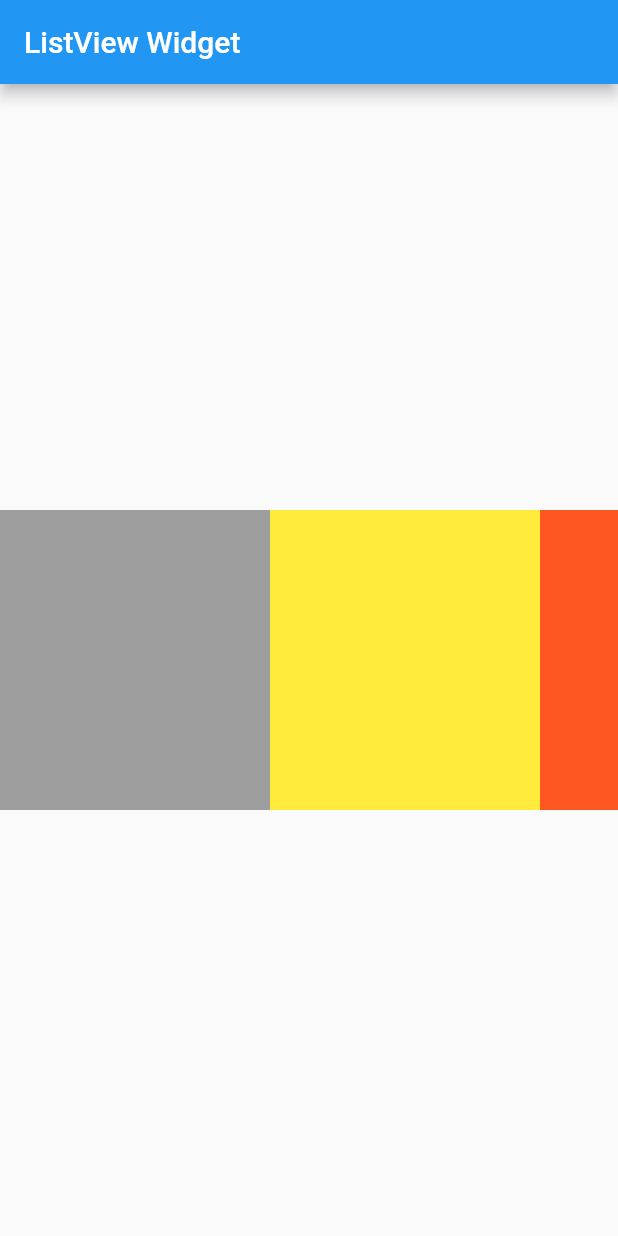
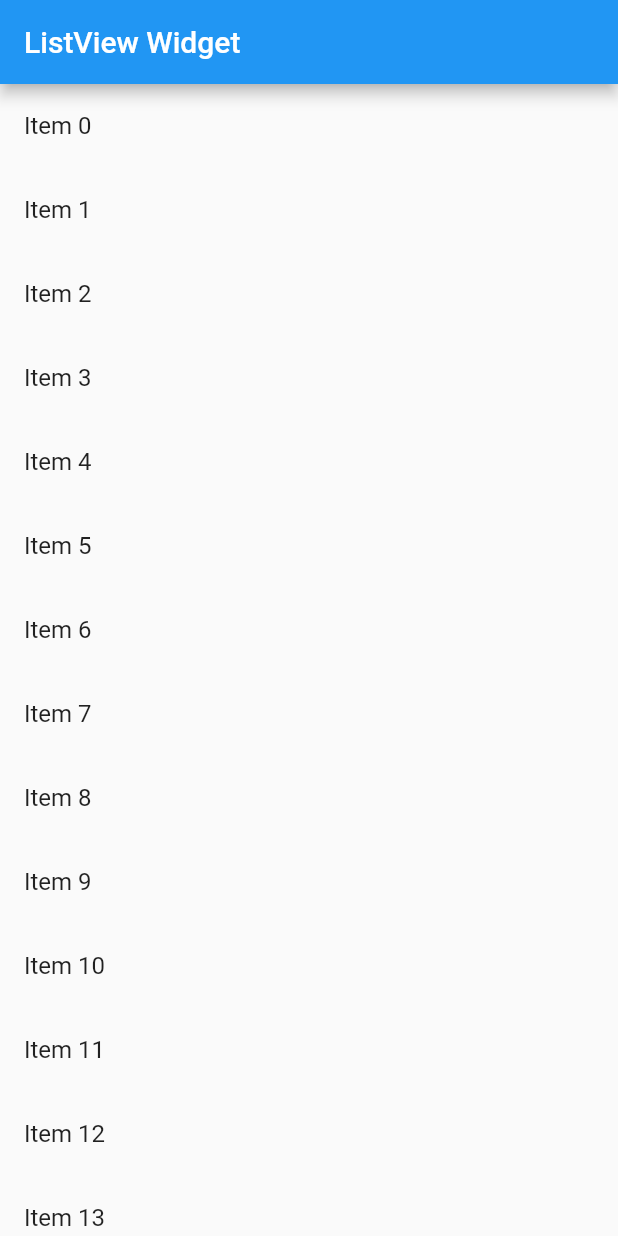
Before and after one commit to xhthh/flutter_study, a Flutter app: the screen it shows after launch, on a phone screen of 412 x 824 dp. Run offline on Flutter 3.47's test engine with Material 2 defaults, Android fonts, the phone set to English and light mode, and no system bars.

Commit message:
ListView 组件 动态传递数据

```diff
--- a/lib/ListViewStudy.dart
+++ b/lib/ListViewStudy.dart
@@ -54,6 +54,33 @@ class ListViewHStudy extends StatelessWidget {
   }
 }
 
+//动态传递数据更新列表
+class ListViewDStudy extends StatelessWidget {
+  final List<String> items;
+
+  ListViewDStudy({Key key, @required this.items}) : super(key: key);
+
+  @override
+  Widget build(BuildContext context) {
+    return MaterialApp(
+      title: 'Welcome to ListView',
+      home: Scaffold(
+        appBar: AppBar(
+          title: Text('ListView Widget'),
+        ),
+        body: ListView.builder(
+          itemCount: items.length,
+          itemBuilder: (context, index) {
+            return ListTile(
+              title: Text('${items[index]}'),
+            );
+          },
+        ),
+      ),
+    );
+  }
+}
+
 class MyList extends StatelessWidget {
   @override
   Widget build(BuildContext context) {
--- a/lib/main.dart
+++ b/lib/main.dart
@@ -7,8 +7,7 @@ void main() => runApp(
 //    ContainerStudy()
 //    ImageStudy()
 //    ListViewVStudy()
-    ListViewHStudy()
-);
+    ListViewDStudy(items: List<String>.generate(20, (i) => "Item $i")));
 
 class MyApp extends StatelessWidget {
   @override
```
